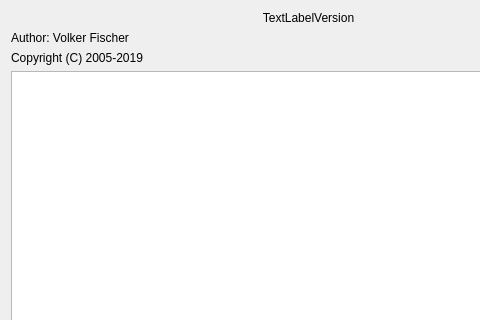
Old version of the form src/aboutdlgbase.ui in the repository jamulussoftware/jamulus; both pictures show x 0 to 480 and y 0 to 320 of the 630 by 465 pixel window.
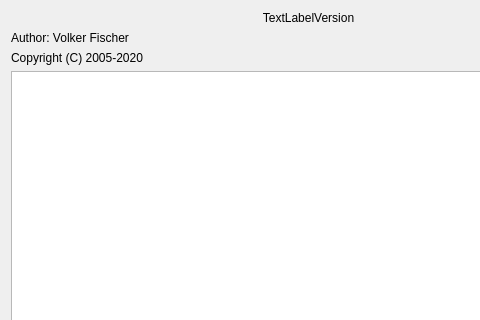
New version of the form. Icons and pictures are not drawn.

Patch:
```diff
--- a/src/aboutdlgbase.ui
+++ b/src/aboutdlgbase.ui
@@ -135,7 +135,7 @@
            <item>
             <widget class="QLabel" name="lblCopyright">
              <property name="text">
-              <string>Copyright (C) 2005-2019</string>
+              <string>Copyright (C) 2005-2020</string>
              </property>
              <property name="wordWrap">
               <bool>false</bool>
```
